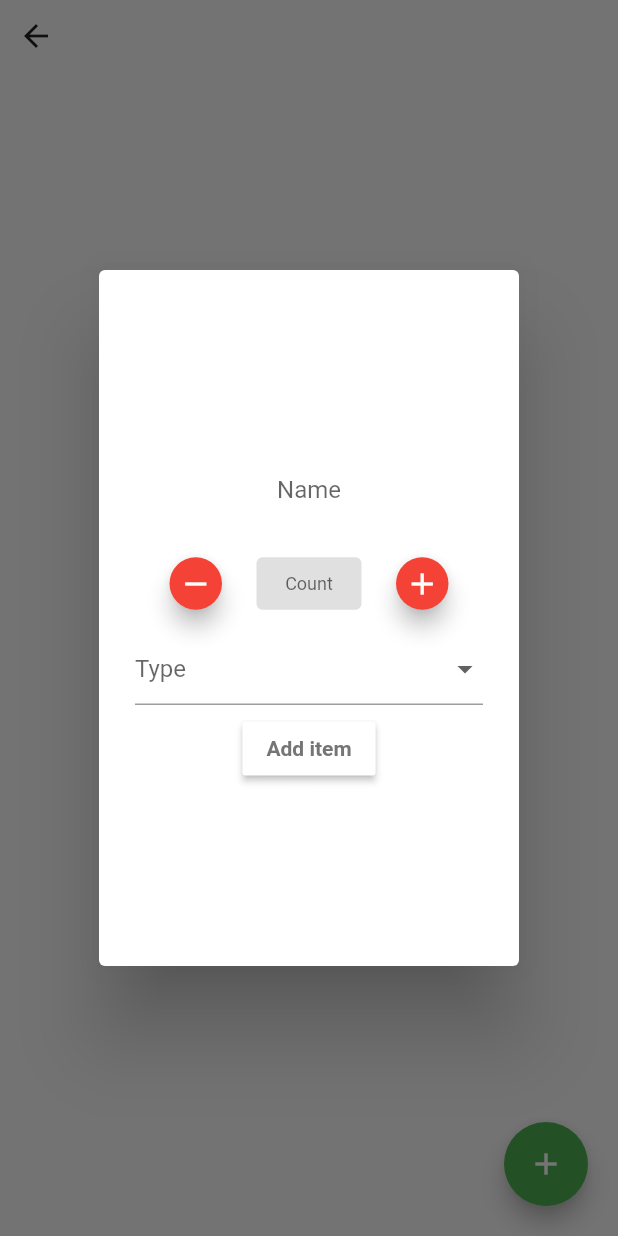
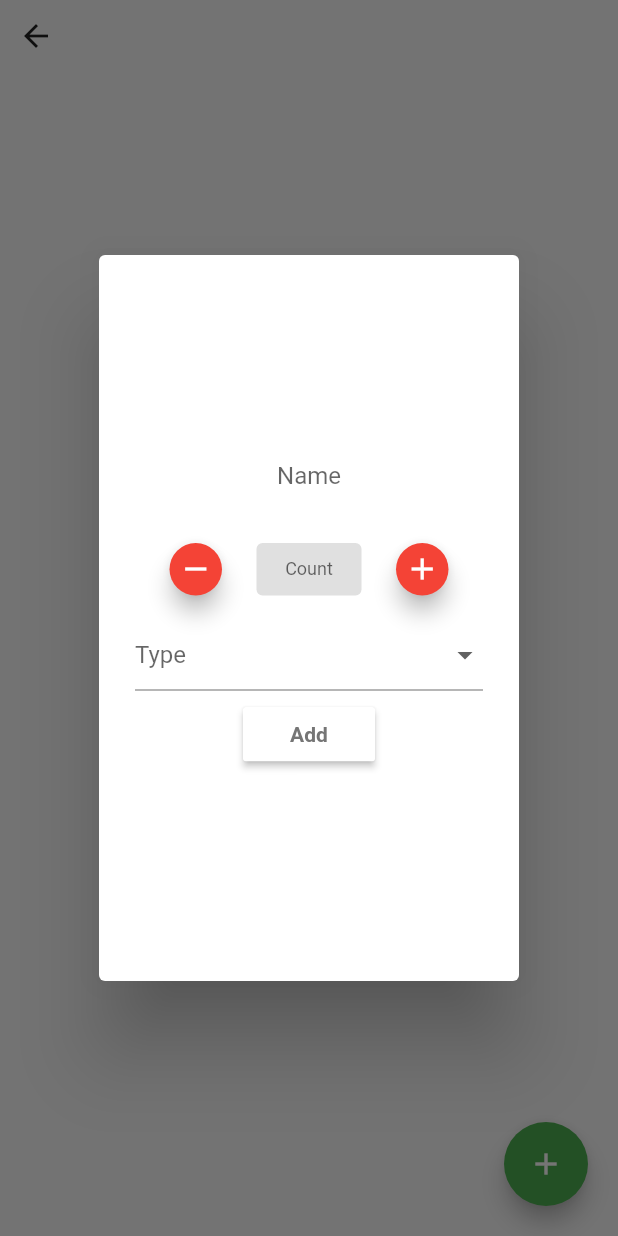
Before and after one commit to XPEHO/MobileOne, a Flutter app: the OpenedListPage screen opened by its route, after a tap on the "add" icon, on a phone screen of 412 x 824 dp. Run offline on Flutter 3.47's test engine with Material 2 defaults, Android fonts, the phone set to English and light mode, and no system bars; our stand-ins replace cloud_firestore, firebase_analytics, firebase_auth, firebase_core, firebase_crashlytics, fluttertoast and 3 more; missing offline and left inert: webfeed; accounts and stored records are empty.

Commit message:
(Add_item_to_list) : modification

```diff
--- a/lib/pages/Mainpage.dart
+++ b/lib/pages/Mainpage.dart
@@ -63,6 +63,7 @@ class MainPageState extends State<MainPage> {
           child: BottomBar(onBottomBarIndexSelected),
         ),
       ),
+
     );
   }
 
--- a/lib/pages/openedListPage.dart
+++ b/lib/pages/openedListPage.dart
@@ -1,5 +1,6 @@
 import 'package:MobileOne/localization/localization.dart';
 import 'package:MobileOne/pages/listItem.dart';
+import 'package:MobileOne/pages/wisget_popup.dart';
 import 'package:cloud_firestore/cloud_firestore.dart';
 import 'package:flutter/material.dart';
 import 'package:flutter/services.dart';
@@ -12,6 +13,10 @@ const Color GREY600 = Colors.grey;
 const Color RED = Colors.red;
 const Color WHITE = Colors.white;
 const Color TRANSPARENT = Colors.transparent;
+  final itemNameController = new TextEditingController();
+  final itemCountController = new TextEditingController();
+
+  final databaseReference = Firestore.instance;
 
 class OpenedListPage extends StatefulWidget {
   OpenedListPage({Key key}) : super(key: key);
@@ -21,27 +26,17 @@ class OpenedListPage extends StatefulWidget {
 }
 
 class OpenedListPageState extends State<OpenedListPage> {
-  final _itemNameController = new TextEditingController();
-  final _itemCountController = new TextEditingController();
-  final databaseReference = Firestore.instance;
-  String _name;
-  int _count;
-  String _type;
+
+
 
   @override
   void dispose() {
-    _itemNameController.dispose();
-    _itemCountController.dispose();
+    itemNameController.dispose();
+    itemCountController.dispose();
     super.dispose();
   }
 
-  void handleSubmittedItemCount(int input) {
-    _count = input;
-  }
 
-  void handleSubmittedItemName(String input) {
-    _name = input;
-  }
 
   @override
   Widget build(BuildContext context) {
@@ -81,7 +76,7 @@ class OpenedListPageState extends State<OpenedListPage> {
                           showDialog(
                             context: context,
                             builder: (BuildContext context) =>
-                                _buildAddItemDialog(context),
+                              WidgetPopup(getString(context, 'popup_add'))
                           );
                         },
                         child: Icon(Icons.add),
@@ -96,160 +91,16 @@ class OpenedListPageState extends State<OpenedListPage> {
         });
   }
 
-  Widget _buildAddItemDialog(BuildContext context) {
-    return new AlertDialog(
-      insetPadding: EdgeInsets.fromLTRB(
-          10,
-          180 - MediaQuery.of(context).viewInsets.top,
-          10,
-          180 - MediaQuery.of(context).viewInsets.bottom),
-      content: new Center(
-        child: SingleChildScrollView(
-          child: Column(
-            mainAxisAlignment: MainAxisAlignment.spaceBetween,
-            crossAxisAlignment: CrossAxisAlignment.center,
-            mainAxisSize: MainAxisSize.min,
-            children: <Widget>[
-              TextField(
-                key: Key("item_name_label"),
-                textAlign: TextAlign.center,
-                decoration: InputDecoration(
-                  hintText: getString(context, 'item_name'),
-                  enabledBorder: OutlineInputBorder(
-                    borderSide: BorderSide(color: TRANSPARENT),
-                  ),
-                  filled: true,
-                  fillColor: TRANSPARENT,
-                ),
-                controller: _itemNameController,
-                onChanged: (text) => handleSubmittedItemName(text),
-              ),
-              SizedBox(
-                height: 5,
-              ),
-              Row(
-                mainAxisAlignment: MainAxisAlignment.spaceEvenly,
-                crossAxisAlignment: CrossAxisAlignment.center,
-                children: [
-                  Container(
-                    width: 35,
-                    child: FloatingActionButton(
-                      onPressed: () => decrementCounter(),
-                      child: Icon(Icons.remove),
-                      backgroundColor: RED,
-                    ),
-                  ),
-                  Container(
-                    width: 70,
-                    height: 35,
-                    child: TextField(
-                      inputFormatters: [
-                        LengthLimitingTextInputFormatter(5),
-                      ],
-                      style: TextStyle(
-                        fontSize: 12,
-                      ),
-                      key: Key("item_count_label"),
-                      textAlign: TextAlign.center,
-                      decoration: InputDecoration(
-                        contentPadding: EdgeInsets.all(10),
-                        enabledBorder: OutlineInputBorder(
-                          borderSide: BorderSide(color: TRANSPARENT),
-                        ),
-                        filled: true,
-                        fillColor: Colors.grey[300],
-                        hintText: getString(context, 'item_count'),
-                      ),
-                      keyboardType: TextInputType.number,
-                      controller: _itemCountController,
-                      onChanged: (text) =>
-                          handleSubmittedItemCount(int.parse(text)),
-                    ),
-                  ),
-                  Container(
-                    width: 35,
-                    child: FloatingActionButton(
-                      onPressed: () => incrementCounter(),
-                      child: Icon(Icons.add),
-                      backgroundColor: RED,
-                    ),
-                  ),
-                ],
-              ),
-              SizedBox(
-                height: 5,
-              ),
-              DropdownButtonFormField<String>(
-                hint: Text(
-                  getString(context, 'item_type'),
-                ),
-                onChanged: (text) {
-                  setState(() {
-                    _type = text;
-                  });
-                },
-                value: _type,
-                items: <String>[
-                  getString(context, 'item_unit'),
-                  getString(context, 'item_liters'),
-                  getString(context, 'item_grams'),
-                  getString(context, 'item_kilos')
-                ].map((String value) {
-                  return new DropdownMenuItem<String>(
-                    value: value,
-                    child: new Text(value),
-                  );
-                }).toList(),
-              ),
-              SizedBox(
-                height: 5,
-              ),
-              RaisedButton(
-                onPressed: () => addItemToList(),
-                child: Text(
-                  getString(context, 'add_item'),
-                  style: TextStyle(
-                      color: Colors.grey[600], fontWeight: FontWeight.bold),
-                ),
-                color: WHITE,
-              ),
-            ],
-          ),
-        ),
-      ),
-    );
-  }
 
-  void incrementCounter() {
-    _itemCountController.text = (_count + 1).toString();
-  }
 
-  void decrementCounter() {
-    if (_count > 0) {
-      _itemCountController.text = (_count - 1).toString();
-    }
-  }
 
-  void addItemToList() async {
-    var uuid = Uuid();
-    await databaseReference.collection("items").document(uuid.v4()).setData({
-      'label': _name,
-      'quantity': _count,
-      'unit': _type,
-    });
-    Navigator.of(context).pop();
-    clearPopupFields();
-  }
 
-  void clearPopupFields() {
-    _itemCountController.clear();
-    _itemNameController.clear();
-    _name = null;
-    _count = 0;
-    _type = null;
-  }
+
+
 
   void openListsPage() {
     Navigator.pop(context);
   }
+
+
 }
--- /dev/null
+++ b/lib/pages/wisget_popup.dart
@@ -0,0 +1,203 @@
+import 'package:MobileOne/localization/localization.dart';
+import 'package:flutter/material.dart';
+import 'package:MobileOne/pages/openedListPage.dart';
+import 'package:flutter/services.dart';
+import 'package:uuid/uuid.dart';
+
+const Color WHITE = Colors.white;
+const Color BLACK = Colors.black;
+const Color GREY = Colors.grey;
+const Color TRANSPARENT = Colors.transparent;
+
+class WidgetPopup extends StatefulWidget {
+  String buttonName;
+  WidgetPopup(this.buttonName);
+
+  @override
+  State<StatefulWidget> createState() {
+    return WidgetPopupState(buttonName);
+  }
+}
+
+class WidgetPopupState extends State<WidgetPopup> {
+  String _name;
+  int _count;
+  String _type;
+  String buttonName;
+  WidgetPopupState(this.buttonName);
+  String alert="";
+  @override
+  Widget build(BuildContext context) {
+    return new AlertDialog(
+      insetPadding: EdgeInsets.fromLTRB(
+          15,
+          170 - MediaQuery.of(context).viewInsets.top,
+          15,
+          170 - MediaQuery.of(context).viewInsets.bottom),
+      content: new Center(
+        child: SingleChildScrollView(
+          child: Column(
+            mainAxisAlignment: MainAxisAlignment.spaceBetween,
+            crossAxisAlignment: CrossAxisAlignment.center,
+            mainAxisSize: MainAxisSize.min,
+            children: <Widget>[
+              TextField(
+                key: Key("item_name_label"),
+                textAlign: TextAlign.center,
+                decoration: InputDecoration(
+                  hintText: getString(context, 'item_name'),
+                  enabledBorder: OutlineInputBorder(
+                    borderSide: BorderSide(color: TRANSPARENT),
+                  ),
+                  filled: true,
+                  fillColor: TRANSPARENT,
+                ),
+                controller: itemNameController,
+                onChanged: (text) => handleSubmittedItemName(text),
+              ),
+              SizedBox(
+                height: 5,
+              ),
+              Row(
+                mainAxisAlignment: MainAxisAlignment.spaceEvenly,
+                crossAxisAlignment: CrossAxisAlignment.center,
+                children: [
+                  Container(
+                    width: 35,
+                    child: FloatingActionButton(
+                      onPressed: () => decrementCounter(),
+                      child: Icon(Icons.remove),
+                      backgroundColor: RED,
+                    ),
+                  ),
+                  Container(
+                    width: 70,
+                    height: 35,
+                    child: TextField(
+                      inputFormatters: [
+                        LengthLimitingTextInputFormatter(5),
+                      ],
+                      style: TextStyle(
+                        fontSize: 12,
+                      ),
+                      key: Key("item_count_label"),
+                      textAlign: TextAlign.center,
+                      decoration: InputDecoration(
+                        contentPadding: EdgeInsets.all(10),
+                        enabledBorder: OutlineInputBorder(
+                          borderSide: BorderSide(color: TRANSPARENT),
+                        ),
+                        filled: true,
+                        fillColor: Colors.grey[300],
+                        hintText: getString(context, 'item_count'),
+                      ),
+                      keyboardType: TextInputType.number,
+                      controller: itemCountController,
+                      onChanged: (text) =>
+                          handleSubmittedItemCount(int.parse(text)),
+                    ),
+                  ),
+                  Container(
+                    width: 35,
+                    child: FloatingActionButton(
+                      onPressed: () => incrementCounter(),
+                      child: Icon(Icons.add),
+                      backgroundColor: RED,
+                    ),
+                  ),
+                ],
+              ),
+              SizedBox(
+                height: 5,
+              ),
+              DropdownButtonFormField<String>(
+                hint: Text(
+                  getString(context, 'item_type'),
+                ),
+                onChanged: (text) {
+                  setState(() {
+                    _type = text;
+                  });
+                },
+                value: _type,
+                items: <String>[
+                  getString(context, 'item_unit'),
+                  getString(context, 'item_liters'),
+                  getString(context, 'item_grams'),
+                  getString(context, 'item_kilos')
+                ].map((String value) {
+                  return new DropdownMenuItem<String>(
+                    value: value,
+                    child: new Text(value),
+                  );
+                }).toList(),
+              ),
+              SizedBox(
+                height: 5,
+              ),
+              RaisedButton(
+                onPressed: () {
+                  if (itemNameController == null ||
+                      itemCountController == null ||
+                      _type == null) {
+                        setState(() {
+                          alert = getString(context, "popup_alert");
+                        });
+
+                  } else {
+                    addItemToList();
+                  }
+                },
+                child: Text(
+                  buttonName,
+                  style: TextStyle(
+                      color: Colors.grey[600], fontWeight: FontWeight.bold),
+                ),
+                color: WHITE,
+              ),
+              Text(alert, style: TextStyle(
+                      color: Colors.red, fontWeight: FontWeight.bold),),
+            ],
+          ),
+        ),
+      ),
+    );
+  }
+
+  void clearPopupFields() {
+    itemCountController.clear();
+    itemNameController.clear();
+    _name = null;
+    _count = 0;
+    _type = null;
+  }
+
+  void addItemToList() async {
+    var uuid = Uuid();
+    await databaseReference.collection("items").document(uuid.v4()).setData({
+      'label': _name,
+      'quantity': _count,
+      'unit': _type,
+    });
+    Navigator.of(context).pop();
+    clearPopupFields();
+  }
+
+  void handleSubmittedItemCount(int input) {
+    _count = input;
+  }
+
+  void handleSubmittedItemName(String input) {
+    _name = input;
+  }
+
+  void incrementCounter() {
+    itemCountController.text = (_count + 1).toString();
+  }
+
+  void decrementCounter() {
+    if (_count > 0) {
+      itemCountController.text = (_count - 1).toString();
+    }
+  }
+}
--- a/resources/lang/en.json
+++ b/resources/lang/en.json
@@ -66,5 +66,8 @@
     "item_kilos": "Kilos",
     "add_item": "Add item",
     "item_count": "Count",
-    "item_name": "Name"
+    "item_name": "Name",
+    "popup_add": "Add",
+    "popup_update": "Update",
+    "popup_alert": "Please check if label name or \n quantity or type are not empty."
 }
--- a/resources/lang/fr.json
+++ b/resources/lang/fr.json
@@ -70,5 +70,8 @@
     "item_kilos": "Kilos",
     "add_item": "Ajouter un objet",
     "item_count": "Quantité",
-    "item_name": "Nom"
+    "item_name": "Nom",
+    "popup_add": "Ajouter",
+    "popup_update": "Modifier",
+    "popup_alert": "Verifiez que le label, la quantité ou le type ne soit pas vide."
 }
```
Also changed, not shown: lib/pages/listItem.dart (+10 -1 lines), lib/pages/lists.dart (+9 -3 lines), pubspec.yaml (+0 -8 lines), 1 other file.
